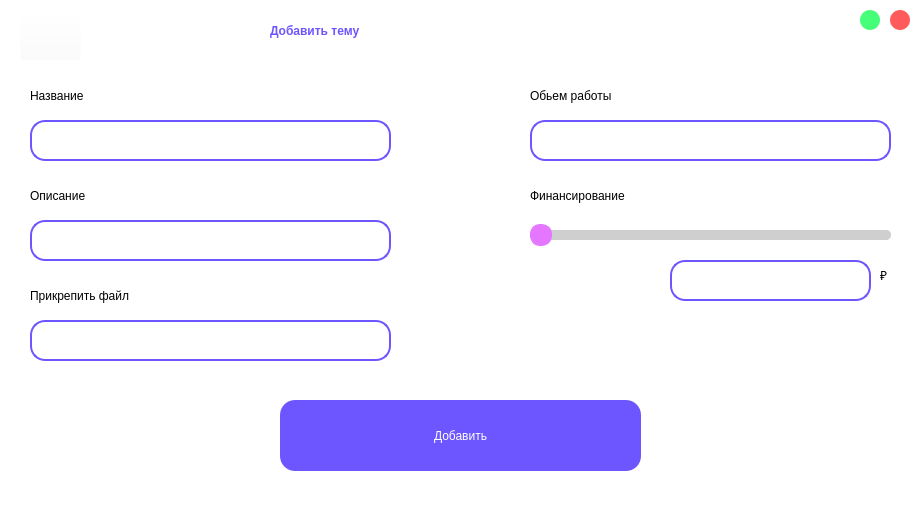
The window that project/add_theme.ui (AssasinNik/meow) describes before a commit, drawn with Qt 5.
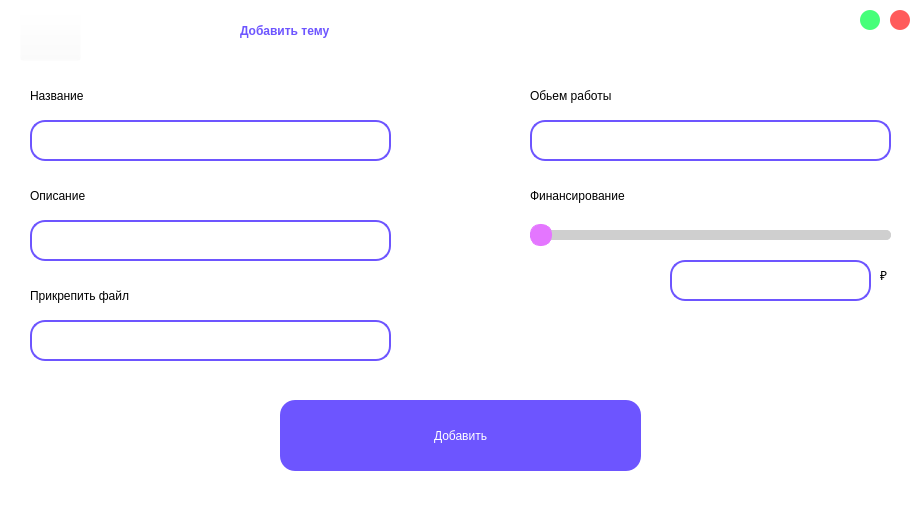
The same window after the commit. Icons and pictures are not drawn.

Patch:
```diff
--- a/project/add_theme.ui
+++ b/project/add_theme.ui
@@ -103,9 +103,9 @@
   <widget class="QLabel" name="label">
    <property name="geometry">
     <rect>
-     <x>270</x>
+     <x>240</x>
      <y>0</y>
-     <width>391</width>
+     <width>431</width>
      <height>61</height>
     </rect>
    </property>
@@ -123,7 +123,7 @@
     <rect>
      <x>30</x>
      <y>80</y>
-     <width>121</width>
+     <width>161</width>
      <height>31</height>
     </rect>
    </property>
@@ -177,7 +177,7 @@
     <rect>
      <x>30</x>
      <y>180</y>
-     <width>121</width>
+     <width>151</width>
      <height>31</height>
     </rect>
    </property>
@@ -213,7 +213,7 @@
     <rect>
      <x>30</x>
      <y>280</y>
-     <width>201</width>
+     <width>251</width>
      <height>31</height>
     </rect>
    </property>
@@ -307,7 +307,7 @@
     <rect>
      <x>530</x>
      <y>180</y>
-     <width>201</width>
+     <width>231</width>
      <height>31</height>
     </rect>
    </property>
```
